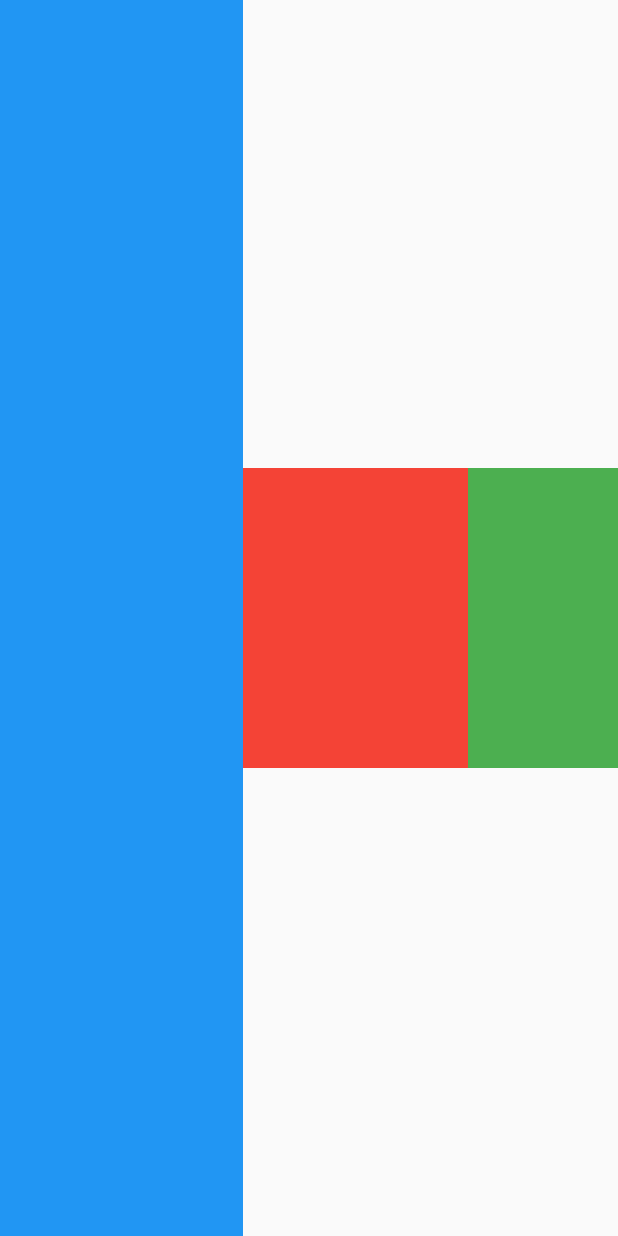
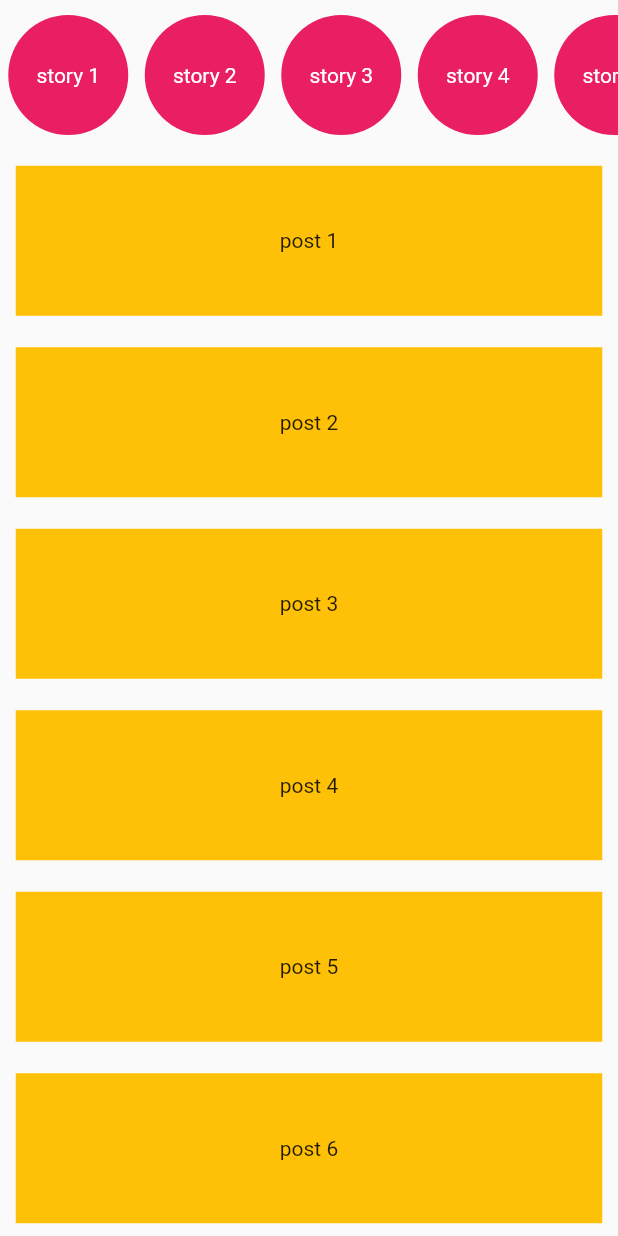
Before and after one commit to dkajolroy/flutter_widgets, a Flutter app: the screen it shows after launch, on a phone screen of 412 x 824 dp. Run offline on Flutter 3.47's test engine with Material 2 defaults, Android fonts, the phone set to English and light mode, and no system bars.

Commit message:
column and row listView

```diff
--- /dev/null
+++ b/lib/components/postItem.dart
@@ -0,0 +1,20 @@
+import 'package:flutter/material.dart';
+
+class PostItem extends StatelessWidget {
+  final String child;
+
+  const PostItem({super.key, required this.child});
+
+  @override
+  Widget build(BuildContext context) {
+    return Padding(
+      padding: const EdgeInsets.all(10.5),
+      child: Container(
+        alignment: Alignment.center,
+        color: Colors.amber,
+        height: 100,
+        child: Text(child),
+      ),
+    );
+  }
+}
--- /dev/null
+++ b/lib/components/storyItem.dart
@@ -0,0 +1,25 @@
+import 'package:flutter/material.dart';
+
+class StoryWidget extends StatelessWidget {
+  final String child;
+
+  const StoryWidget({super.key, required this.child});
+
+  @override
+  Widget build(BuildContext context) {
+    return Padding(
+      padding: const EdgeInsets.all(5.5),
+      child: Container(
+        alignment: Alignment.center,
+        width: 80,
+        height: 80,
+        decoration:
+            const BoxDecoration(color: Colors.pink, shape: BoxShape.circle),
+        child: Text(
+          child,
+          style: const TextStyle(color: Colors.white),
+        ),
+      ),
+    );
+  }
+}
--- a/lib/main.dart
+++ b/lib/main.dart
@@ -1,5 +1,5 @@
 import 'package:flutter/material.dart';
-import 'package:flutter_application_01/widgets/column_row_widget.dart';
+import 'package:flutter_application_01/widgets/listView_widget.dart';
 
 void main() {
   runApp(const MyApp());
@@ -10,6 +10,6 @@ class MyApp extends StatelessWidget {
 
   @override
   Widget build(BuildContext context) {
-    return const MaterialApp(home: ColumnRowWidget());
+    return MaterialApp(home: ListViewWidget());
   }
 }
--- /dev/null
+++ b/lib/widgets/listView_widget.dart
@@ -0,0 +1,63 @@
+import 'package:flutter/material.dart';
+import 'package:flutter_application_01/components/postItem.dart';
+import 'package:flutter_application_01/components/storyItem.dart';
+
+class ListViewWidget extends StatelessWidget {
+  final List post = [
+    "post 1",
+    "post 2",
+    "post 3",
+    "post 4",
+    "post 5",
+    "post 6",
+    "post 7",
+    "post 8",
+    "post 9",
+    "post 10",
+  ];
+  final List stories = [
+    "story 1",
+    "story 2",
+    "story 3",
+    "story 4",
+    "story 5",
+    "story 6",
+    "story 7",
+    "story 8",
+    "story 9",
+    "story 10",
+  ];
+
+  ListViewWidget({super.key});
+
+  @override
+  Widget build(BuildContext context) {
+    return Scaffold(
+      body: SafeArea(
+          child: Column(
+        children: [
+          SizedBox(
+            height: 100,
+            child: Row(children: [
+              Expanded(
+                  child: ListView.builder(
+                      itemCount: stories.length,
+                      scrollDirection: Axis.horizontal,
+                      itemBuilder: (context, index) {
+                        return StoryWidget(child: stories[index]);
+                      }))
+            ]),
+          ),
+          Expanded(
+              child: ListView.builder(
+                  itemCount: post.length,
+                  itemBuilder: (context, index) {
+                    return PostItem(
+                      child: post[index],
+                    );
+                  }))
+        ],
+      )),
+    );
+  }
+}
```
